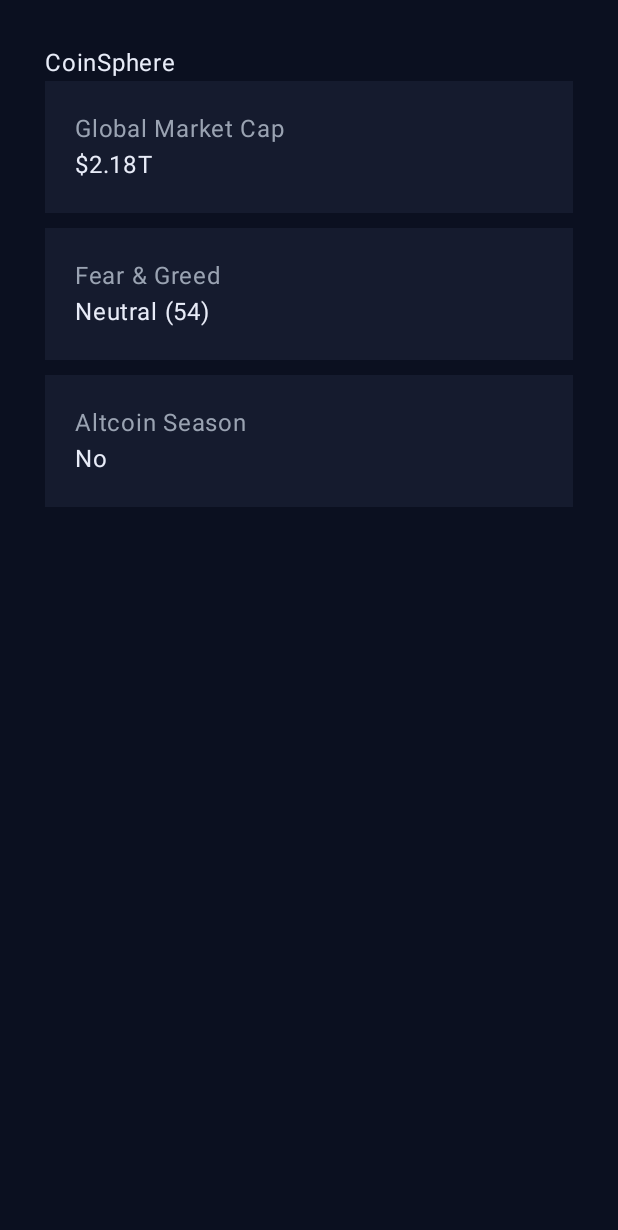
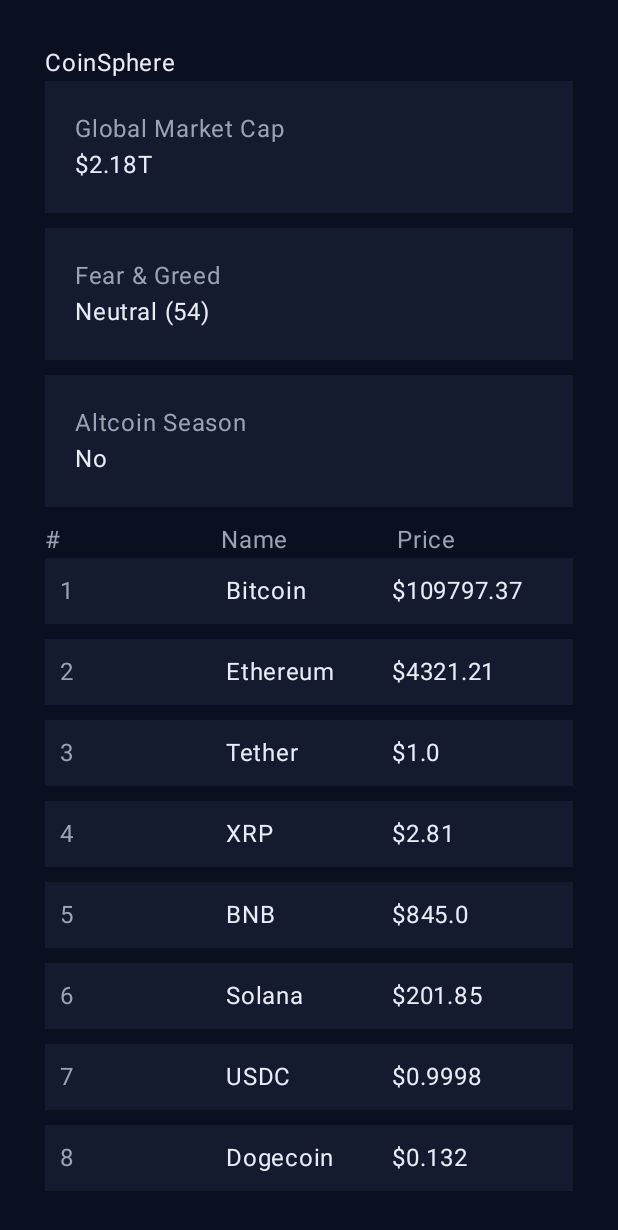
Before and after one commit to Po01o/JMartinezCoinSphere, an Android app built with Jetpack Compose: the @Preview function GreetingPreview, on a phone screen of 412 x 824 dp. Shown: the top 1230 px of the screen. Run offline under Robolectric (Android 15) with nearby library versions, the phone set to English and light mode, and no system bars.

Commit message:
Estructura inicial de la lista

```diff
--- a/app/src/main/java/com/example/coinsphere/MainActivity.kt
+++ b/app/src/main/java/com/example/coinsphere/MainActivity.kt
@@ -11,14 +11,22 @@ import androidx.compose.foundation.layout.Row
 import androidx.compose.foundation.layout.fillMaxSize
 import androidx.compose.foundation.layout.fillMaxWidth
 import androidx.compose.foundation.layout.padding
+import androidx.compose.foundation.lazy.LazyColumn
+import androidx.compose.foundation.lazy.items
 import androidx.compose.material3.Scaffold
 import androidx.compose.material3.Text
 import androidx.compose.runtime.Composable
 import androidx.compose.ui.Modifier
 import androidx.compose.ui.graphics.Color
+import androidx.compose.ui.layout.ContentScale
 import androidx.compose.ui.tooling.preview.Preview
 import androidx.compose.ui.unit.dp
+import com.example.coinsphere.models.coinsList
+import com.example.coinsphere.ui.theme.Background
 import com.example.coinsphere.ui.theme.CoinSphereTheme
+import com.example.coinsphere.ui.theme.Surface
+import com.example.coinsphere.ui.theme.TextDim
+import com.example.coinsphere.ui.theme.TextMain
 
 class MainActivity : ComponentActivity() {
     override fun onCreate(savedInstanceState: Bundle?) {
@@ -47,11 +55,6 @@ fun Greeting(name: String, modifier: Modifier = Modifier) {
 
 @Composable
 fun coinSphere() {
-    val Background = Color(0xFF0B1020)
-    val Surface    = Color(0xFF151B2E)
-    val TextMain   = Color(0xFFE8ECF8)
-    val TextDim    = Color(0xFF9AA3B2)
-
     Column(
         modifier = Modifier
             .background(Background)
@@ -107,6 +110,7 @@ fun coinSphere() {
             Box(
                 modifier = Modifier
                     .fillMaxWidth()
+                    .padding(bottom = 10.dp)
                     .background(Surface)
             ) {
                 Column(
@@ -127,7 +131,63 @@ fun coinSphere() {
 
         //Valores
         Column {
+            Row {
+                Text(
+                    text = "#",
+                    color= TextDim,
+                    modifier = Modifier
+                        .weight(1f)
+                )
+                Text(
+                    text = "Name",
+                    color= TextDim,
+                    modifier = Modifier
+                        .weight(1f)
+                )
+                Text(
+                    text = "Price",
+                    color= TextDim,
+                    modifier = Modifier
+                        .weight(1f)
+                )
+            }
+            LazyColumn {
+                items(coinsList) { coin ->
+                    Box(
+                        modifier = Modifier
+                            .fillMaxWidth()
+                            .padding(bottom = 10.dp)
+                            .background(Surface)
+                    ) {
+                        Row(
+                            modifier = Modifier
+                                .padding(10.dp)
+                        ) {
+                            Text(
+                                text = coin.number.toString(),
+                                color = TextDim,
+                                modifier = Modifier
+                                    .weight(1f)
+                            )
 
+                            Text(
+                                text = coin.name,
+                                color = TextMain,
+                                modifier = Modifier
+                                    .weight(1f)
+                            )
+                            Text(
+                                text = "$" + coin.price.toString(),
+                                color = TextMain,
+                                modifier = Modifier
+                                    .weight(1f)
+                            )
+                        }
+                    }
+                }
+
+
+            }
         }
     }
 }
--- /dev/null
+++ b/app/src/main/java/com/example/coinsphere/models/Coins.kt
@@ -0,0 +1,22 @@
+package com.example.coinsphere.models
+
+import kotlin.collections.listOf
+
+data class Coins(
+    val number: Int,
+    val image: String,
+    val name: String,
+    val price: Double
+)
+
+val coinsList = listOf(
+    Coins(1, "https://upload.wikimedia.org/wikipedia/commons/thumb/4/46/Bitcoin.svg/1200px-Bitcoin.svg.png", "Bitcoin", 109797.37),
+    Coins(2, "", "Ethereum", 4321.21),
+    Coins(3, "", "Tether", 1.0000),
+    Coins(4, "", "XRP", 2.8100),
+    Coins(5, "", "BNB", 845.0000),
+    Coins(6, "", "Solana", 201.8500),
+    Coins(7, "", "USDC", 0.9998),
+    Coins(8, "", "Dogecoin", 0.1320),
+    Coins(9, "", "TRON", 0.3630)
+)
--- a/app/src/main/java/com/example/coinsphere/ui/theme/Color.kt
+++ b/app/src/main/java/com/example/coinsphere/ui/theme/Color.kt
@@ -9,3 +9,8 @@ val Pink80 = Color(0xFFEFB8C8)
 val Purple40 = Color(0xFF6650a4)
 val PurpleGrey40 = Color(0xFF625b71)
 val Pink40 = Color(0xFF7D5260)
+
+val Background = Color(0xFF0B1020)
+val Surface    = Color(0xFF151B2E)
+val TextMain   = Color(0xFFE8ECF8)
+val TextDim    = Color(0xFF9AA3B2)
```
